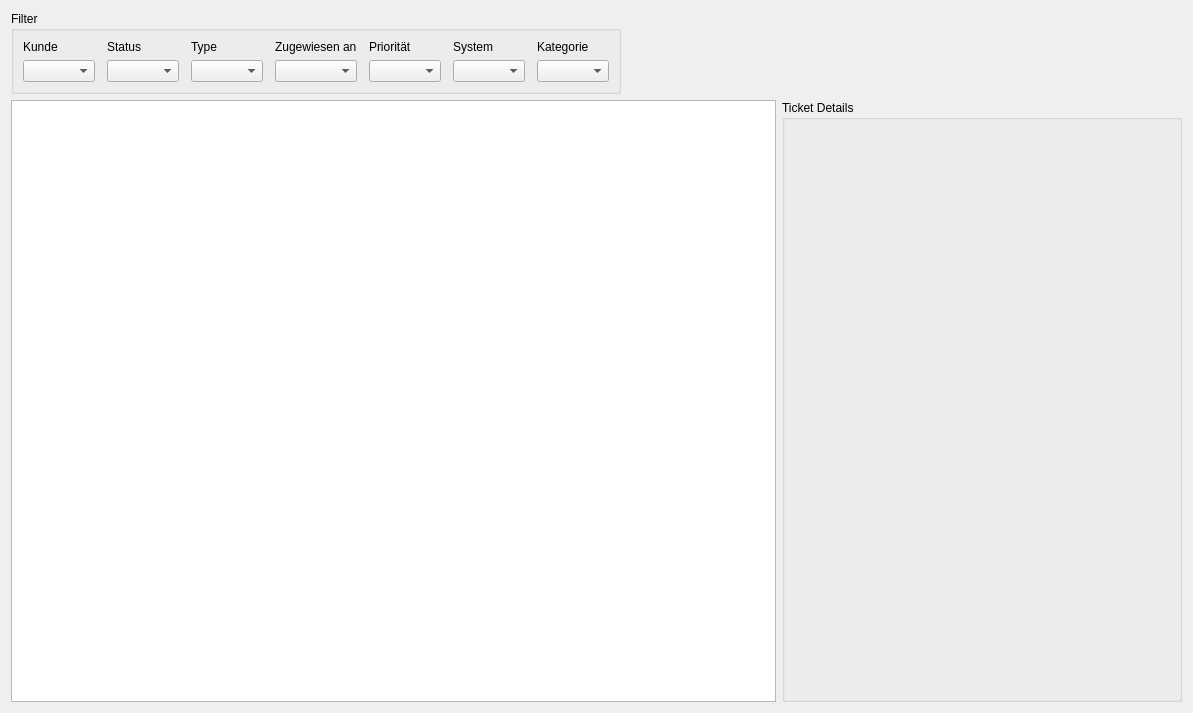
Qt form TicketsWidget.ui (ghannami/TicketSystem) before a commit.
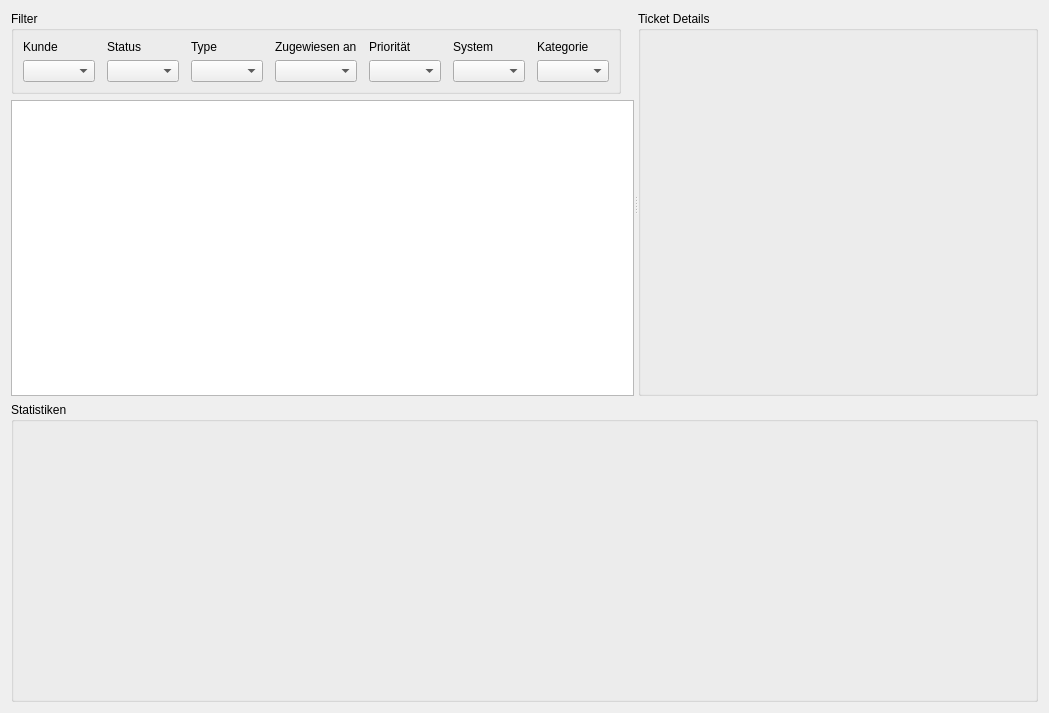
The same form after that commit. Icons and pictures are not drawn.

Commit message: Added charts for tickes statistics

```diff
--- a/TicketsWidget.ui
+++ b/TicketsWidget.ui
@@ -6,13 +6,20 @@
    <rect>
     <x>0</x>
     <y>0</y>
-    <width>1193</width>
+    <width>973</width>
     <height>713</height>
    </rect>
   </property>
   <property name="windowTitle">
    <string>Form</string>
   </property>
+  <layout class="QVBoxLayout" name="verticalLayout_2">
+   <item>
+    <widget class="QSplitter" name="splitter">
+     <property name="orientation">
+      <enum>Qt::Horizontal</enum>
+     </property>
+     <widget class="QWidget" name="">
   <layout class="QVBoxLayout" name="verticalLayout">
    <item>
     <layout class="QHBoxLayout" name="horizontalLayout_2">
@@ -120,8 +127,6 @@
      </item>
     </layout>
    </item>
-   <item>
-    <layout class="QHBoxLayout" name="horizontalLayout">
      <item>
       <widget class="QTableView" name="ticketView">
        <property name="styleSheet">
@@ -129,7 +134,8 @@
        </property>
       </widget>
      </item>
-     <item>
+      </layout>
+     </widget>
       <widget class="QGroupBox" name="ticketDetailsWidget">
        <property name="sizePolicy">
         <sizepolicy hsizetype="Fixed" vsizetype="Preferred">
@@ -153,8 +159,26 @@
         <string>Ticket Details</string>
        </property>
       </widget>
-     </item>
-    </layout>
+    </widget>
+   </item>
+   <item>
+    <widget class="QGroupBox" name="statisticWidget">
+     <property name="minimumSize">
+      <size>
+       <width>0</width>
+       <height>100</height>
+      </size>
+     </property>
+     <property name="maximumSize">
+      <size>
+       <width>16777215</width>
+       <height>300</height>
+      </size>
+     </property>
+     <property name="title">
+      <string>Statistiken</string>
+     </property>
+    </widget>
    </item>
   </layout>
  </widget>
```
Left out of the diff: 7 changed lines with no effect on the pictures. Lines whose indentation alone changed are shown as unchanged. The commit also changes 14 other files.
